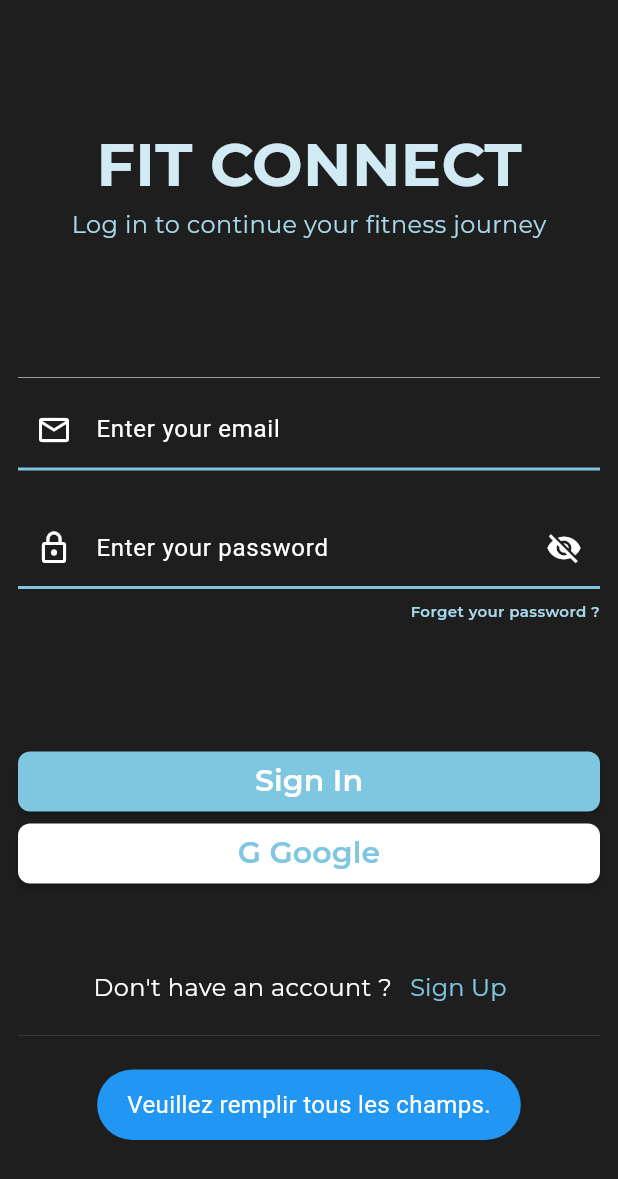
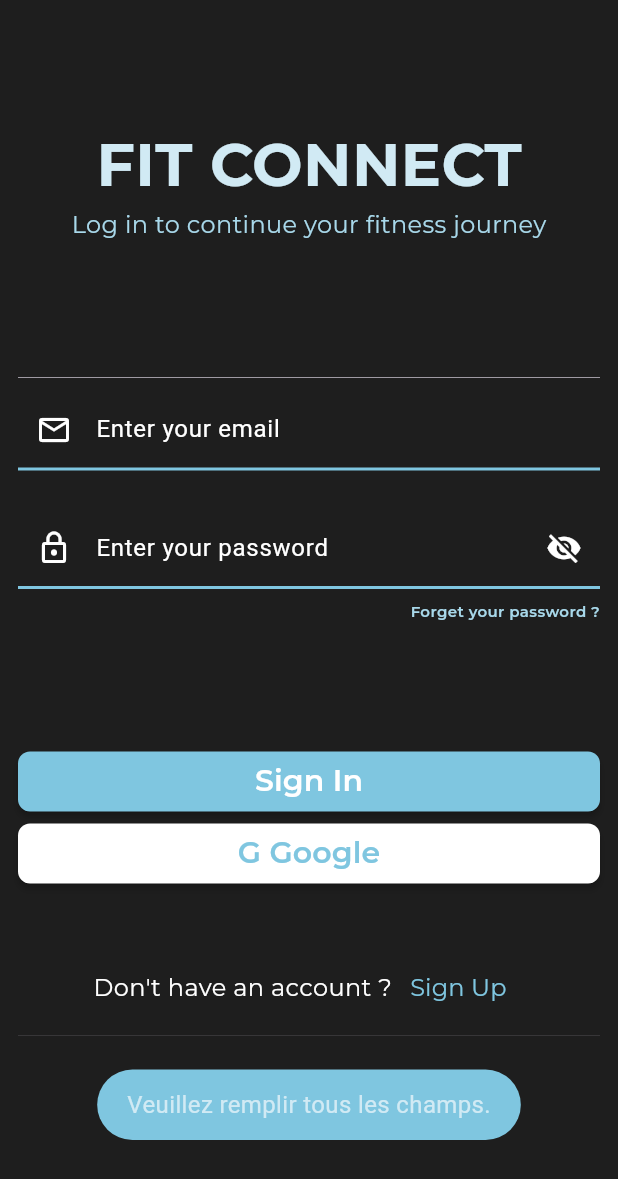
Before and after one commit to HamzaLahmedi/pfe_coashing_app, a Flutter app: the screen it shows after launch, after a tap on "Sign In", on a phone screen of 412 x 824 dp. Shown: the top 1179 px of the screen. Run offline on Flutter 3.47's test engine with Material 3 defaults, Android fonts, the phone set to English and light mode, and no system bars; our stand-ins replace cloud_firestore, firebase_auth, firebase_core, fluttertoast, google_fonts; accounts and stored records are empty.

Commit message:
Refactor sign-in logic and improve toast messages; add sign-out functionality in HomeView

```diff
--- a/lib/auth/signin_view.dart
+++ b/lib/auth/signin_view.dart
@@ -192,6 +192,9 @@ class _SignInViewState extends State<SignInView> {
     }, SetOptions(merge: true));
 
     showToast(message: "Utilisateur connecté avec succès");
+
+    if (!mounted) return; // Check if the widget is still mounted
+
     Navigator.pushAndRemoveUntil(
       context,
       MaterialPageRoute(builder: (context) => HomeView()),
@@ -199,8 +202,8 @@ class _SignInViewState extends State<SignInView> {
     );
   } else {
     showToast(
-          message:
-              "Une erreur s'est produite lors de la connexion de l'utilisateur.");
+      message: "Une erreur s'est produite lors de la connexion de l'utilisateur.",
+    );
   }
 }
 
--- a/lib/core/utils/toast.dart
+++ b/lib/core/utils/toast.dart
@@ -1,15 +1,14 @@
-import 'package:flutter/material.dart';
 import 'package:fluttertoast/fluttertoast.dart';
+import 'package:pfe_coashing_app/core/utils/color.dart'; // Import AppColors
 
-
-void showToast({required String message}){
+void showToast({required String message}) {
   Fluttertoast.showToast(
-      msg: message,
-      toastLength: Toast.LENGTH_SHORT,
-      gravity: ToastGravity.BOTTOM,
-      timeInSecForIosWeb: 1,
-      backgroundColor: Colors.blue,
-      textColor: Colors.white,
-      fontSize: 16.0
+    msg: message,
+    toastLength: Toast.LENGTH_SHORT,
+    gravity: ToastGravity.BOTTOM,
+    timeInSecForIosWeb: 1,
+    backgroundColor: AppColors.primary, // Adjust background color to fit app design
+    textColor: AppColors.textPrimary, // Adjust text color to fit app design
+    fontSize: 16.0,
   );
 }
--- a/lib/main.dart
+++ b/lib/main.dart
@@ -8,7 +8,7 @@ void main() async {
     await Firebase.initializeApp();
     print("Firebase initialized: ${Firebase.app().options}");
   } catch (e) {
-    print("Error initializing Firebase Emmmmmm: $e");
+    print("Error initializing Firebase : $e");
   }
   runApp(PfeCoashingApp());
 }
```
Also changed, not shown: lib/firebase/auth.dart (+12 -13 lines), lib/home/home_view.dart (+21 -0 lines). Lines whose indentation alone changed are shown as unchanged.
